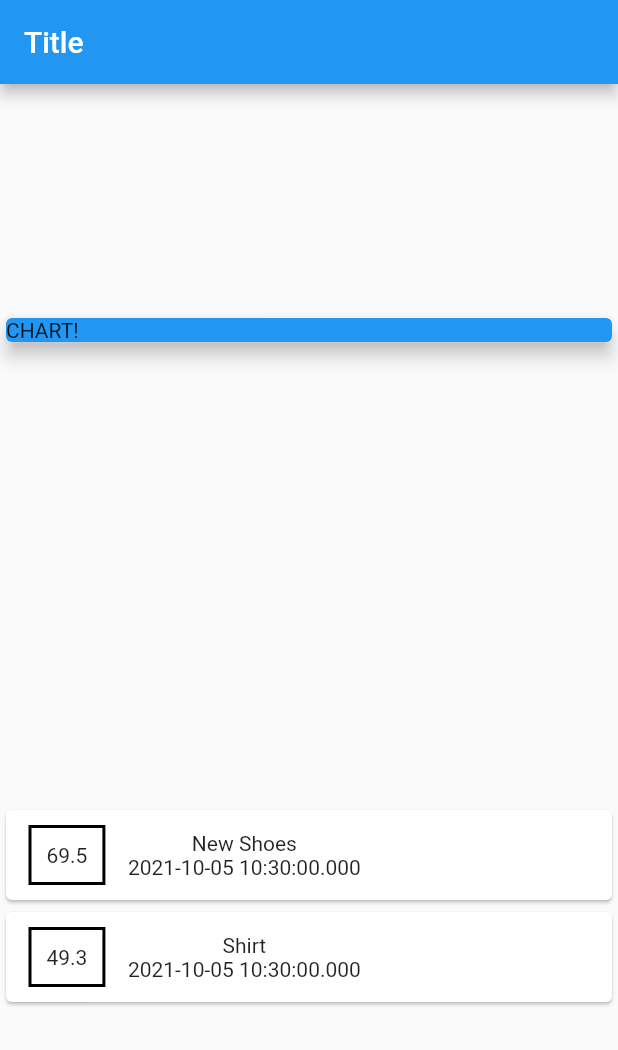
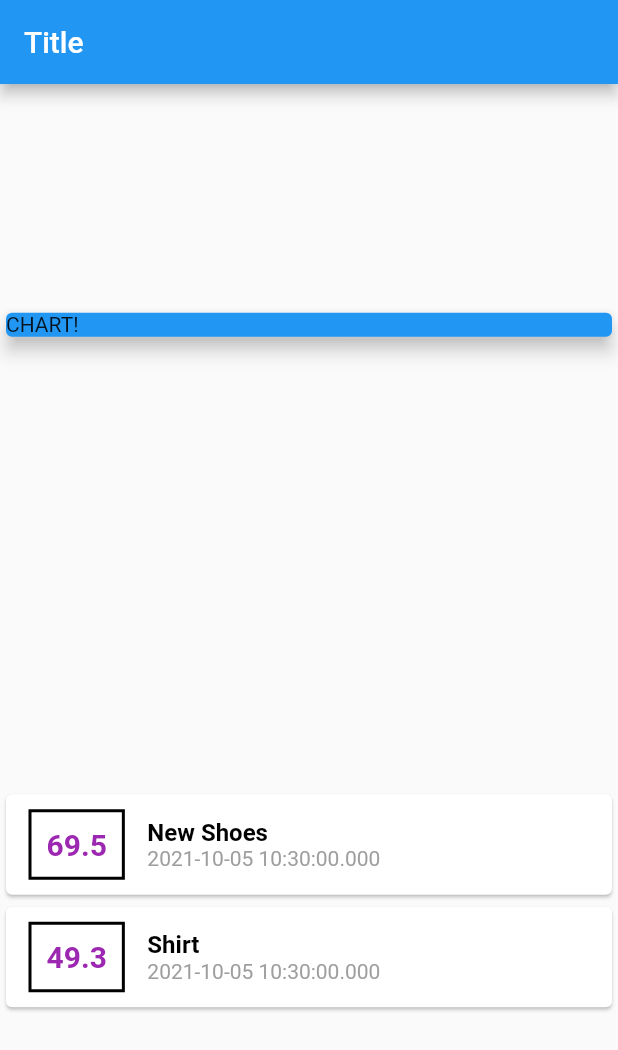
Before and after one commit to ChrisWW/expense_planner, a Flutter app: the screen it shows after launch, on a phone screen of 412 x 824 dp. Shown: the top 1050 px of the screen. Run offline on Flutter 3.47's test engine with Material 2 defaults, Android fonts, the phone set to English and light mode, and no system bars.

Commit message:
more styling

```diff
--- a/lib/main.dart
+++ b/lib/main.dart
@@ -75,12 +75,30 @@ class MyHomePage extends StatelessWidget {
                       padding: EdgeInsets.all(10),
                       child: Text(
                         tx.amount.toString(),
+                        style: TextStyle(
+                          fontWeight: FontWeight.bold,
+                          fontSize: 20,
+                          color: Colors.purple,
+                        ),
                       ),
                     ),
-                    Column(children: <Widget>[
-                      Text(tx.title),
-                      Text(tx.date.toString()),
-                    ]),
+                    Column(
+                      crossAxisAlignment: CrossAxisAlignment.start,
+                      children: <Widget>[
+                        Text(
+                          tx.title,
+                          style: TextStyle(
+                            fontWeight: FontWeight.bold,
+                            fontSize: 16,
+                            color: Colors.black,
+                          ),
+                        ),
+                        Text(
+                          tx.date.toString(),
+                          style: TextStyle(color: Colors.grey),
+                        ),
+                      ],
+                    ),
                   ],
                 ),
               );
```
